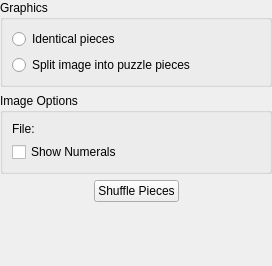
Above: applets/fifteenPuzzle/src/fifteenPuzzleConfig.ui from KDE/kdeplasma-addons before the change. Below: the same form after it.
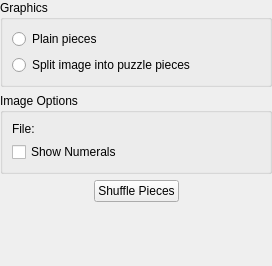
That is the form after the change.

Commit message: Identical pieces->Plain pieces. A good suggestion :)

Patch:
```diff
--- a/applets/fifteenPuzzle/src/fifteenPuzzleConfig.ui
+++ b/applets/fifteenPuzzle/src/fifteenPuzzleConfig.ui
@@ -34,7 +34,7 @@
       <item>
        <widget class="QRadioButton" name="rb_identical" >
         <property name="text" >
-         <string>Identical pieces</string>
+         <string>Plain pieces</string>
         </property>
        </widget>
       </item>
```
